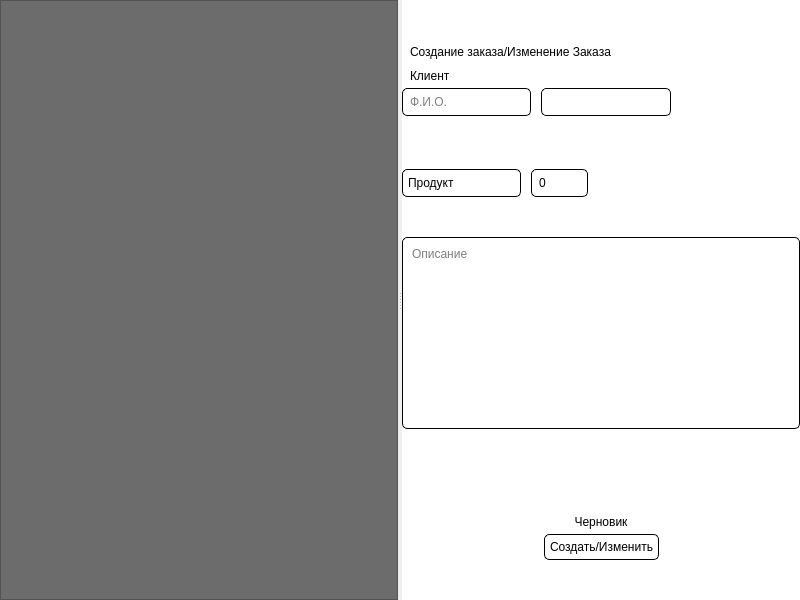
Qt form commercial.ui (NoneType4Name/nto-contest) before a commit.
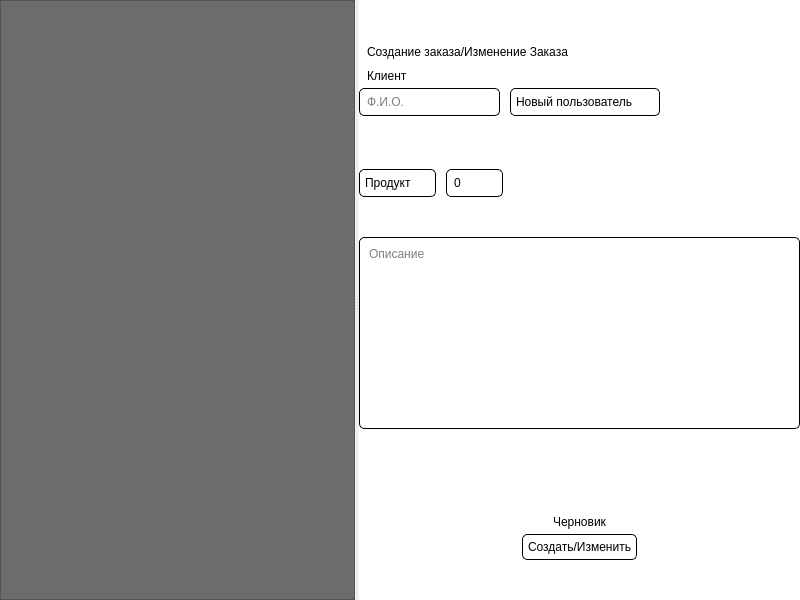
The same form after that commit.

The edit to the form file:
```diff
--- a/commercial.ui
+++ b/commercial.ui
@@ -273,6 +273,20 @@
              <property name="cursor">
               <cursorShape>PointingHandCursor</cursorShape>
              </property>
+             <property name="currentText">
+              <string>Новый пользователь</string>
+             </property>
+             <property name="sizeAdjustPolicy">
+              <enum>QComboBox::SizeAdjustPolicy::AdjustToContents</enum>
+             </property>
+             <property name="duplicatesEnabled">
+              <bool>true</bool>
+             </property>
+             <item>
+              <property name="text">
+               <string>Новый пользователь</string>
+              </property>
+             </item>
             </widget>
            </item>
            <item>
@@ -320,14 +334,12 @@
              <property name="cursor">
               <cursorShape>PointingHandCursor</cursorShape>
              </property>
+             <property name="currentIndex">
+              <number>-1</number>
+             </property>
              <property name="placeholderText">
               <string>Продукт</string>
              </property>
-             <item>
-              <property name="text">
-               <string>Новый элемент</string>
-              </property>
-             </item>
             </widget>
            </item>
            <item>
```
Left out of the diff: 43 changed lines with no effect on the pictures.
